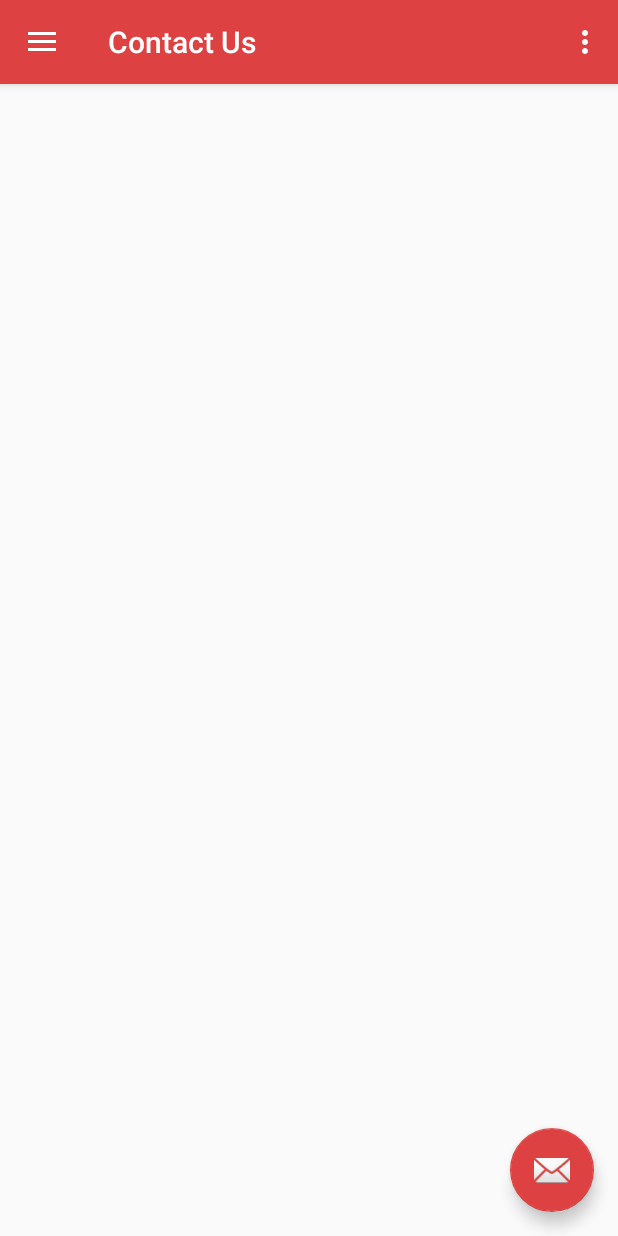
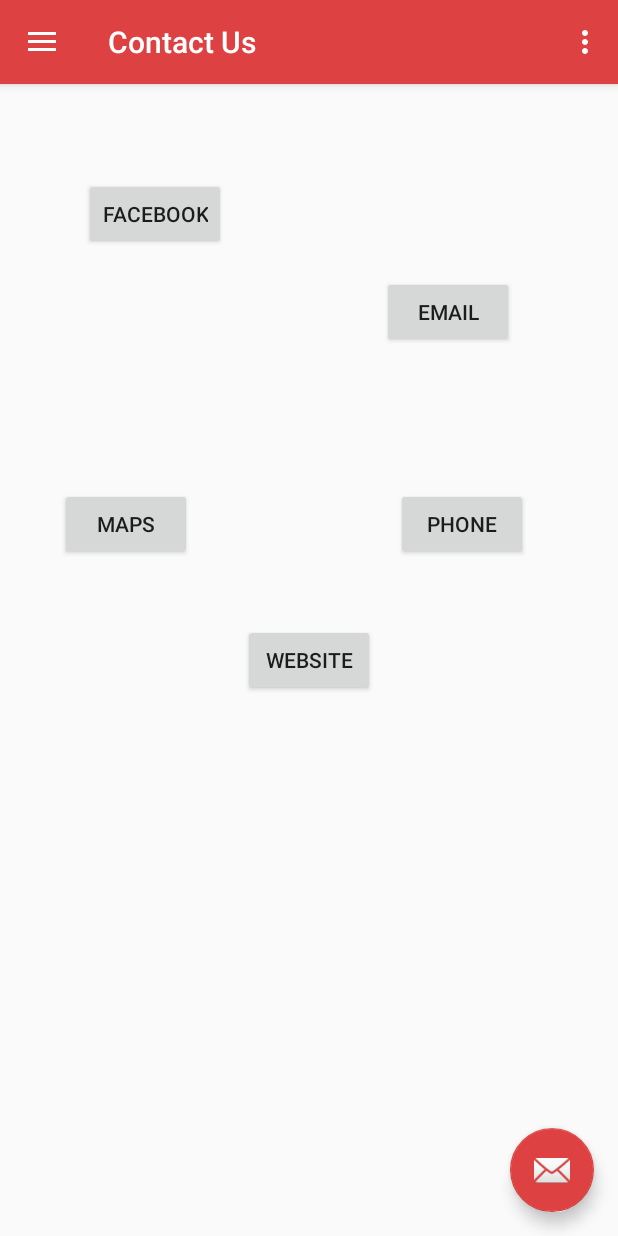
Before and after one commit to kyash108/Spiceful, an Android app: the contactUs screen opened through its navigation route, on a phone screen of 412 x 824 dp. Run offline under Robolectric (Android 15) with nearby library versions, the light colour scheme and no system bars; our stand-ins replace navigation-ui.

Commit message:
added intent for all the buttons on contact us fragment and starting the designing on contact us page

```diff
--- a/app/src/main/java/com/example/spiceful/contactUs.java
+++ b/app/src/main/java/com/example/spiceful/contactUs.java
@@ -1,5 +1,9 @@
 package com.example.spiceful;
 
+import android.content.Intent;
+import android.content.pm.ApplicationInfo;
+import android.content.pm.PackageManager;
+import android.net.Uri;
 import android.os.Bundle;
 
 import androidx.fragment.app.Fragment;
@@ -7,6 +11,7 @@
 import android.view.LayoutInflater;
 import android.view.View;
 import android.view.ViewGroup;
+import android.widget.Button;
 
 /**
  * A simple {@link Fragment} subclass.
@@ -59,6 +64,61 @@
     public View onCreateView(LayoutInflater inflater, ViewGroup container,
                              Bundle savedInstanceState) {
         // Inflate the layout for this fragment
-        return inflater.inflate(R.layout.fragment_contact_us, container, false);
+        View view = inflater.inflate(R.layout.fragment_contact_us, container, false);
+
+        Button facebook=view.findViewById(R.id.facebook);
+        facebook.setOnClickListener(new View.OnClickListener() {
+            @Override
+                public void onClick(View v) {
+                    Uri facebook = Uri.parse("https://www.facebook.com/kyash108/");
+                    Intent intent = new Intent(Intent.ACTION_VIEW, facebook);
+                    startActivity(intent);
+                }
+            });
+
+        Button email=view.findViewById(R.id.email);
+        email.setOnClickListener(new View.OnClickListener() {
+            @Override
+            public void onClick(View v) {
+                String[]emailAddress={"yashkumartestemail@gmail.com"};
+                Intent intent = new Intent(Intent.ACTION_SENDTO);
+                intent.setData(Uri.parse("mailto:"));
+                intent.putExtra(Intent.EXTRA_EMAIL,emailAddress);
+                intent.putExtra(Intent.EXTRA_TEXT,"I would like to report an issue with the following:");
+                startActivity(intent);
+            }
+        });
+
+        Button location = view.findViewById(R.id.maps);
+        location.setOnClickListener(new View.OnClickListener() {
+            @Override
+            public void onClick(View v) {
+                Uri location = Uri.parse("geo:0,0?q=42.246652, -83.018339(College)");
+                Intent intent = new Intent(Intent.ACTION_VIEW,location);
+                startActivity(intent);
+            }
+        });
+
+        Button phone = view.findViewById(R.id.phone);
+        phone.setOnClickListener(new View.OnClickListener() {
+            @Override
+            public void onClick(View v) {
+                Uri number = Uri.parse("tel: 226-340-9947");
+                Intent intent = new Intent(Intent.ACTION_DIAL,number);
+                startActivity(intent);
+            }
+        });
+        Button website = view.findViewById(R.id.website);
+        website.setOnClickListener(new View.OnClickListener() {
+            @Override
+            public void onClick(View v) {
+                Uri webpage = Uri.parse("https://ykumar.scweb.ca/");
+                Intent intent = new Intent(Intent.ACTION_VIEW, webpage);
+                startActivity(intent);
+            }
+        });
+
+
+        return view;
     }
 }
--- a/app/src/main/res/layout/fragment_contact_us.xml
+++ b/app/src/main/res/layout/fragment_contact_us.xml
@@ -1,9 +1,66 @@
 <?xml version="1.0" encoding="utf-8"?>
-<FrameLayout xmlns:android="http://schemas.android.com/apk/res/android"
+<androidx.constraintlayout.widget.ConstraintLayout xmlns:android="http://schemas.android.com/apk/res/android"
+    xmlns:app="http://schemas.android.com/apk/res-auto"
     xmlns:tools="http://schemas.android.com/tools"
     android:layout_width="match_parent"
     android:layout_height="match_parent"
     tools:context=".contactUs">
 
 
-</FrameLayout>
+    <Button
+        android:id="@+id/facebook"
+        android:layout_width="wrap_content"
+        android:layout_height="wrap_content"
+        android:text="@string/facebook"
+        app:layout_constraintBottom_toBottomOf="parent"
+        app:layout_constraintEnd_toEndOf="parent"
+        app:layout_constraintHorizontal_bias="0.176"
+        app:layout_constraintStart_toStartOf="parent"
+        app:layout_constraintTop_toTopOf="parent"
+        app:layout_constraintVertical_bias="0.087" />
+
+    <Button
+        android:id="@+id/email"
+        android:layout_width="wrap_content"
+        android:layout_height="wrap_content"
+        android:text="@string/email"
+        app:layout_constraintBottom_toBottomOf="parent"
+        app:layout_constraintEnd_toEndOf="parent"
+        app:layout_constraintHorizontal_bias="0.786"
+        app:layout_constraintStart_toStartOf="parent"
+        app:layout_constraintTop_toTopOf="parent"
+        app:layout_constraintVertical_bias="0.178" />
+
+    <Button
+        android:id="@+id/maps"
+        android:layout_width="wrap_content"
+        android:layout_height="wrap_content"
+        android:layout_marginStart="40dp"
+        android:text="@string/maps"
+        app:layout_constraintBottom_toBottomOf="parent"
+        app:layout_constraintStart_toStartOf="parent"
+        app:layout_constraintTop_toTopOf="parent"
+        app:layout_constraintVertical_bias="0.374" />
+
+    <Button
+        android:id="@+id/phone"
+        android:layout_width="wrap_content"
+        android:layout_height="wrap_content"
+        android:text="@string/phone"
+        app:layout_constraintBottom_toBottomOf="parent"
+        app:layout_constraintEnd_toEndOf="parent"
+        app:layout_constraintHorizontal_bias="0.814"
+        app:layout_constraintStart_toStartOf="parent"
+        app:layout_constraintTop_toTopOf="parent"
+        app:layout_constraintVertical_bias="0.374" />
+
+    <Button
+        android:id="@+id/website"
+        android:layout_width="wrap_content"
+        android:layout_height="wrap_content"
+        android:text="@string/website"
+        app:layout_constraintBottom_toBottomOf="parent"
+        app:layout_constraintEnd_toEndOf="parent"
+        app:layout_constraintStart_toStartOf="parent"
+        app:layout_constraintTop_toTopOf="parent" />
+</androidx.constraintlayout.widget.ConstraintLayout>
--- a/app/src/main/res/values/strings.xml
+++ b/app/src/main/res/values/strings.xml
@@ -18,4 +18,9 @@
     <string name="request_a_recipe">Request a recipe</string>
     <string name="contact_us">Contact Us</string>
     <string name="share_this_app">Share this app</string>
+    <string name="email">Email</string>
+    <string name="maps">Maps</string>
+    <string name="phone">Phone</string>
+    <string name="website">Website</string>
+    <string name="facebook">Facebook</string>
 </resources>
```
